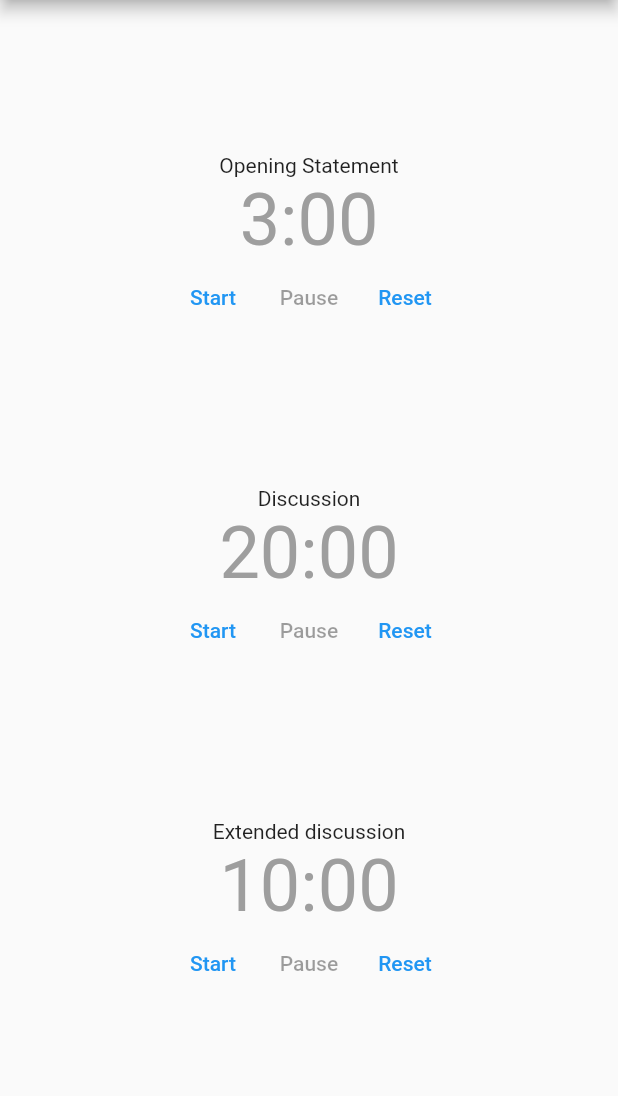
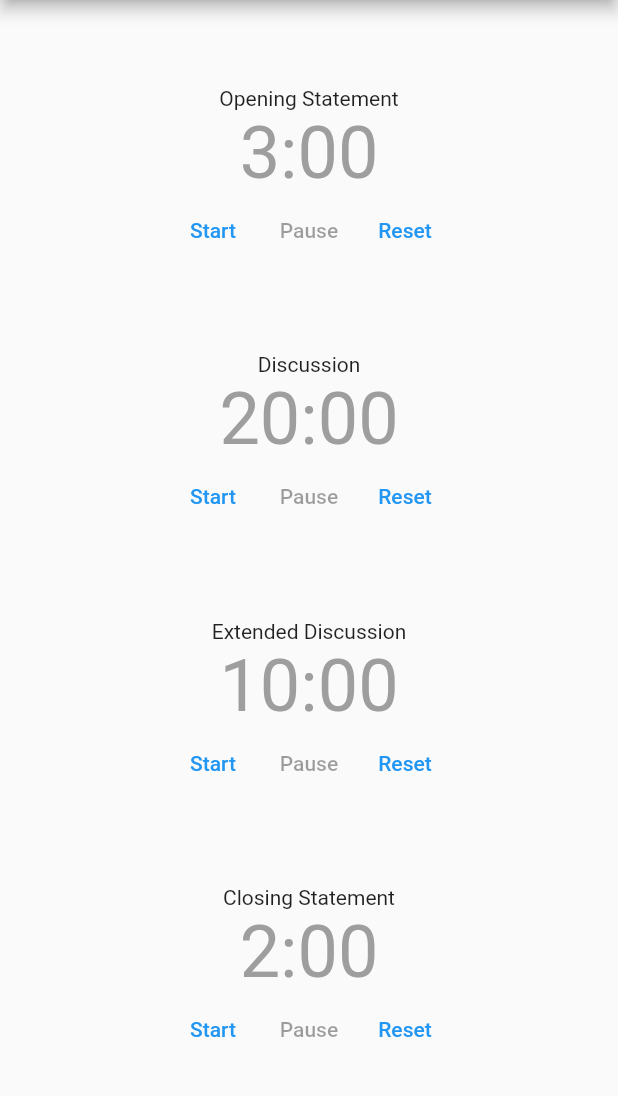
Before and after one commit to doctor-g/PTTimer, a Flutter app: the screen it shows after launch, on a phone screen of 412 x 824 dp, the part 84-1180 px from its top. Run offline on Flutter 3.47's test engine with Material 2 defaults, Android fonts, the light colour scheme and no system bars; our stand-ins replace audioplayers.

Commit message:
Add 2-minute closing statement

```diff
--- a/lib/main.dart
+++ b/lib/main.dart
@@ -74,8 +74,12 @@ class MainPage extends StatelessWidget {
           duration: Duration(minutes: 20),
         ),
         TimerWidget(
-          label: 'Extended discussion',
+          label: 'Extended Discussion',
           duration: Duration(minutes: 10),
+        ),
+        TimerWidget(
+          label: 'Closing Statement',
+          duration: Duration(minutes: 2),
         ),
       ],
     );
```
